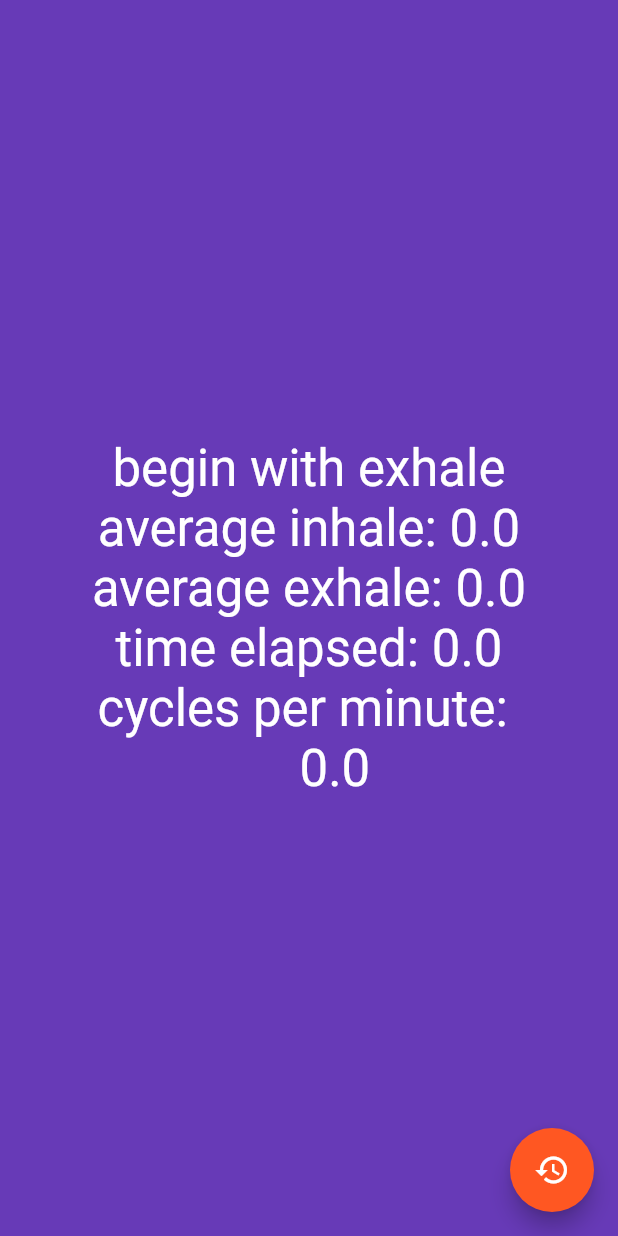
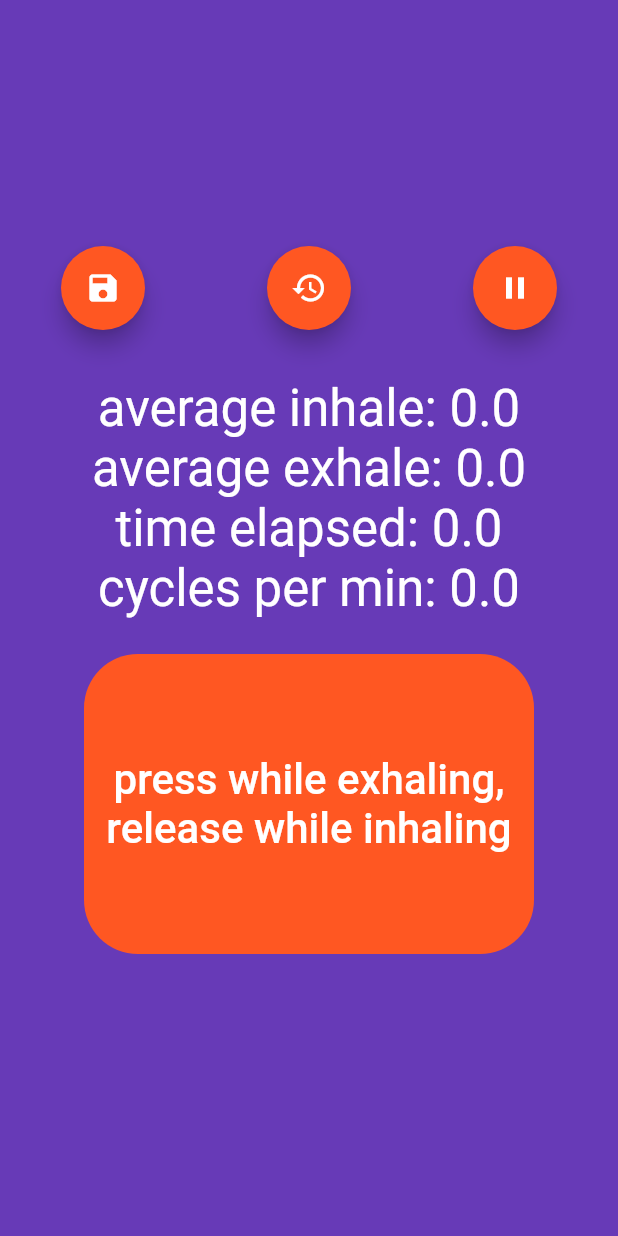
Before and after one commit to byronhallett/breather, a Flutter app: the screen it shows after launch, after a tap on the "restore" icon, on a phone screen of 412 x 824 dp. Run offline on Flutter 3.47's test engine with Material 2 defaults, Android fonts, the phone set to English and light mode, and no system bars.

Commit message:
add more buttons

```diff
--- a/lib/main.dart
+++ b/lib/main.dart
@@ -10,17 +10,13 @@ class MyApp extends StatelessWidget {
     return new MaterialApp(
       title: 'Flutter Demo',
       theme: new ThemeData(
-          // This is the theme of your application.
-          //
-          // Try running your application with "flutter run". You'll see the
-          // application has a blue toolbar. Then, without quitting the app, try
-          // changing the primarySwatch below to Colors.green and then invoke
-          // "hot reload" (press "r" in the console where you ran "flutter run",
-          // or press Run > Flutter Hot Reload in IntelliJ). Notice that the
-          // counter didn't reset back to zero; the application is not restarted.
-          primarySwatch: Colors.deepOrange,
-          scaffoldBackgroundColor: Colors.deepPurple,
-          textTheme: TextTheme(display1: TextStyle(color: Colors.white))),
+        primarySwatch: Colors.deepOrange,
+        scaffoldBackgroundColor: Colors.deepPurple,
+        textTheme: TextTheme(
+          display1: TextStyle(color: Colors.white),
+          button: TextStyle(color: Colors.white, fontSize: 28.0),
+        ),
+      ),
       home: new MyHomePage(title: 'Flutter Demo Home Page'),
     );
   }
@@ -61,19 +57,19 @@ class _MyHomePageState extends State<MyHomePage> {
       _totalDuration = timer.tick * timerPeriod.inMilliseconds;
       _latestDuration += timerPeriod.inMilliseconds;
     });
-    if (_totalDuration == fullTime) {
+    if (_totalDuration >= fullTime) {
       timer.cancel();
     }
   }
 
-  void startTimer() {
+  void _startTimer() {
     if (_timer != null) {
       _timer.cancel();
     }
     _timer = new Timer.periodic(timerPeriod, _updateTimes);
   }
 
-  void stopTimer() {
+  void _stopTimer() {
     if (_timer != null) {
       _timer.cancel();
     }
@@ -81,7 +77,7 @@ class _MyHomePageState extends State<MyHomePage> {
   }
 
   void _setBreathIn(TapUpDetails tap) {
-    if (_totalDuration == fullTime) {
+    if (_totalDuration >= fullTime) {
       return;
     }
     // if latest duration is non zero, add it to the exhales
@@ -96,7 +92,7 @@ class _MyHomePageState extends State<MyHomePage> {
   }
 
   void _setBreathOut(TapDownDetails tap) {
-    if (_totalDuration == fullTime) {
+    if (_totalDuration >= fullTime) {
       return;
     }
     // if the latest duration is non zero, add it to the inhales)
@@ -107,7 +103,7 @@ class _MyHomePageState extends State<MyHomePage> {
         _latestDuration = 0;
       });
     if (_timer == null) {
-      startTimer();
+      _startTimer();
     }
   }
 
@@ -117,19 +113,19 @@ class _MyHomePageState extends State<MyHomePage> {
       _exhaleDurations.clear();
       _latestDuration = 0;
       _totalDuration = 0;
-      stopTimer();
+      _stopTimer();
     });
   }
 
-  int sumFunc(int a, int b) {
+  int _sumFunc(int a, int b) {
     return a + b;
   }
 
-  double computeAverage(List<int> xs) {
+  double _computeAverage(List<int> xs) {
     if (xs.length == 0) {
       return 0.0;
     }
-    int sum = xs.reduce(sumFunc);
+    int sum = xs.reduce(_sumFunc);
     return sum / xs.length;
   }
 
@@ -143,8 +139,8 @@ class _MyHomePageState extends State<MyHomePage> {
       dur = 1.0;
     }
     double cpm = _inhaleDurations.length / dur;
-    double inhales = computeAverage(_inhaleDurations) / 1000;
-    double exhales = computeAverage(_exhaleDurations) / 1000;
+    double inhales = _computeAverage(_inhaleDurations) / 1000;
+    double exhales = _computeAverage(_exhaleDurations) / 1000;
 
     // The Flutter framework has been optimized to make rerunning build methods
     // fast, so that you can just rebuild anything that needs updating rather
@@ -159,9 +155,29 @@ class _MyHomePageState extends State<MyHomePage> {
           child: new Column(
             mainAxisAlignment: MainAxisAlignment.center,
             children: <Widget>[
-              new Text(
-                'begin with exhale',
-                style: Theme.of(context).textTheme.display1,
+              new Flex(
+                direction: Axis.horizontal,
+                children: <Widget>[
+                  new Expanded(
+                    child: new FloatingActionButton(
+                      child: new Icon(Icons.save),
+                    ),
+                  ),
+                  new Expanded(
+                    child: new FloatingActionButton(
+                      onPressed: _resetState,
+                      child: new Icon(Icons.restore),
+                    ),
+                  ),
+                  new Expanded(
+                    child: new FloatingActionButton(
+                      child: new Icon(Icons.pause),
+                    ),
+                  ),
+                ],
+              ),
+              new Padding(
+                padding: EdgeInsets.all(16.0),
               ),
               new Text(
                 'average inhale: ${inhales.toStringAsFixed(1)}',
@@ -176,20 +192,32 @@ class _MyHomePageState extends State<MyHomePage> {
                 style: Theme.of(context).textTheme.display1,
               ),
               new Text(
-                '''cycles per minute:
-                ${cpm.toStringAsFixed(1)}''',
+                'cycles per min: ${cpm.toStringAsFixed(1)}',
                 style: Theme.of(context).textTheme.display1,
+              ),
+              new Container(
+                height: 200.0,
+                width: 300.0,
+                margin: EdgeInsets.all(24.0),
+                decoration: ShapeDecoration(
+                    color: Colors.deepOrange,
+                    shape: RoundedRectangleBorder(
+                      borderRadius: BorderRadius.all(
+                        Radius.circular(36.0),
+                      ),
+                    )),
+                child: new Center(
+                  child: new Text(
+                    '''press while exhaling, release while inhaling''',
+                    textAlign: TextAlign.center,
+                    style: Theme.of(context).textTheme.button,
+                  ),
+                ),
               ),
             ],
           ),
         ),
       ),
-
-      floatingActionButton: new FloatingActionButton(
-        onPressed: _resetState,
-        tooltip: 'Increment',
-        child: new Icon(Icons.restore),
-      ), // This trailing comma makes auto-formatting nicer for build methods.
     );
   }
 }
```
Also changed, not shown: 1 other file.
